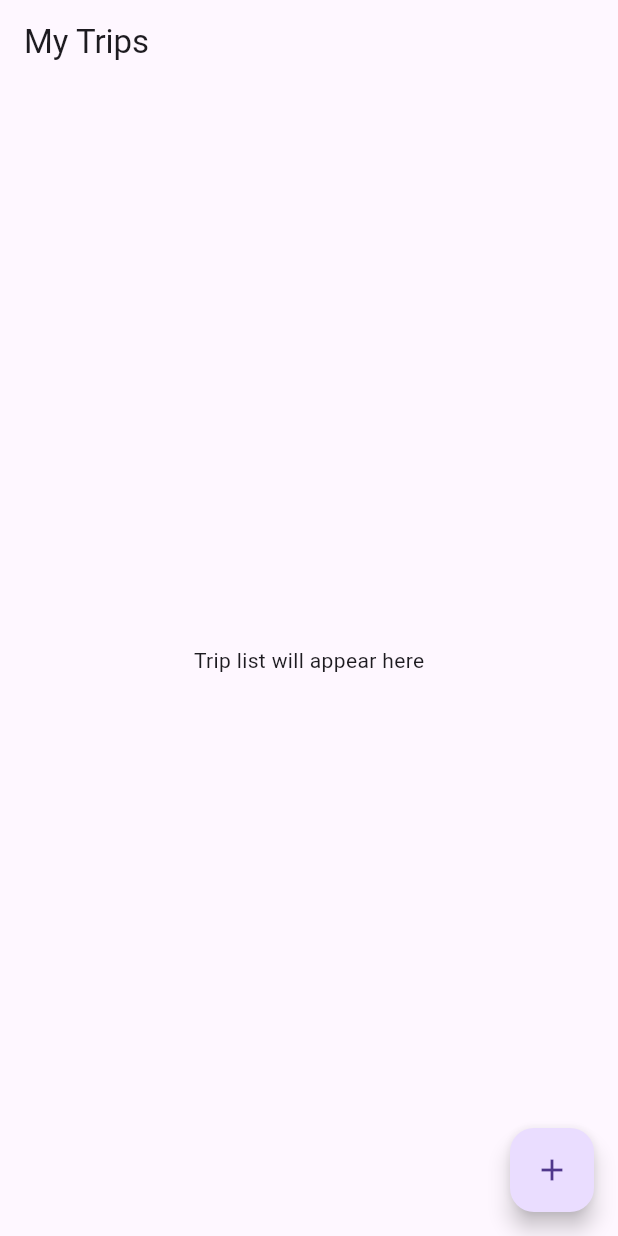
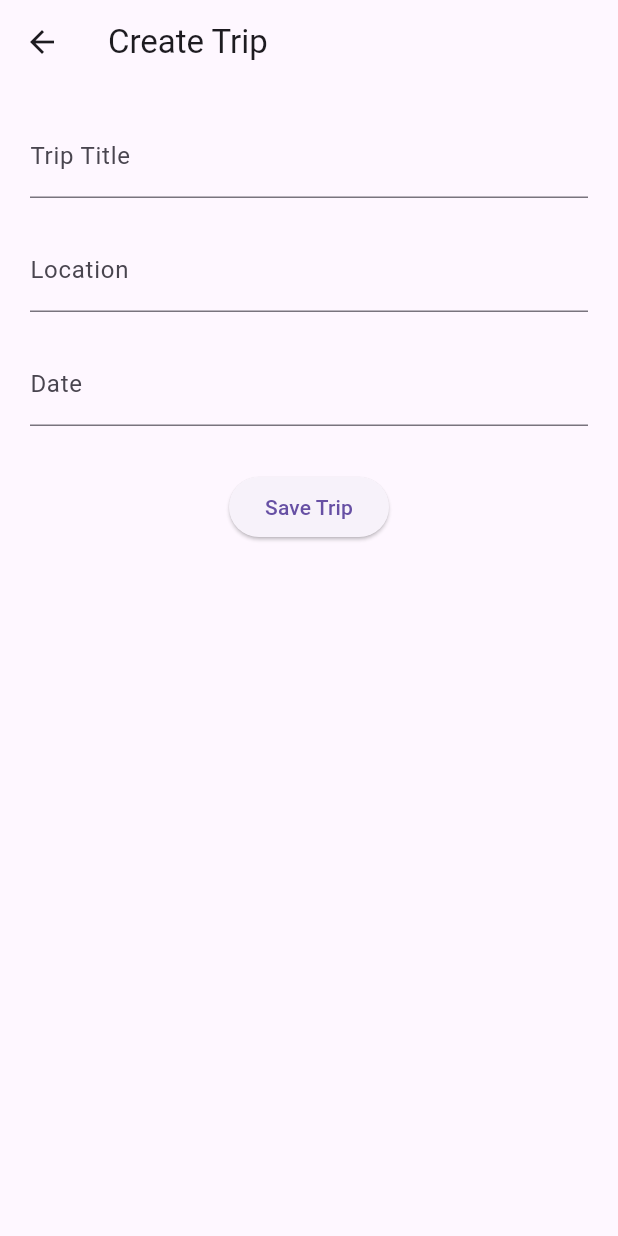
Before and after one commit to 1076dhruvi/travel-app, a Flutter app: the screen it shows after launch, after a tap on the "add" icon, on a phone screen of 412 x 824 dp. Run offline on Flutter 3.47's test engine with Material 3 defaults, Android fonts, the phone set to English and light mode, and no system bars; our stand-ins replace sqflite; accounts and stored records are empty.

Commit message:
Added trip dashboard feature

```diff
--- a/lib/main.dart
+++ b/lib/main.dart
@@ -15,7 +15,7 @@ class TripDashboardApp extends StatelessWidget {
       theme: ThemeData(
         primarySwatch: Colors.blue,
       ),
-      home: const DashboardScreen(),
+      home: Dashboard(),
     );
   }
 }
--- a/lib/screens/create_trip.dart
+++ b/lib/screens/create_trip.dart
@@ -0,0 +1,82 @@
+import 'package:flutter/material.dart';
+import '../models/trip.dart';
+import '../services/database_service.dart';
+
+class CreateTrip extends StatefulWidget {
+  const CreateTrip({super.key});
+
+  @override
+  State<CreateTrip> createState() => _CreateTripState();
+}
+
+class _CreateTripState extends State<CreateTrip> {
+
+  final TextEditingController titleController = TextEditingController();
+  final TextEditingController locationController = TextEditingController();
+  final TextEditingController dateController = TextEditingController();
+
+  Future<void> saveTrip() async {
+
+    final trip = Trip(
+      title: titleController.text,
+      location: locationController.text,
+      date: dateController.text,
+    );
+
+    await DatabaseService().insertTrip(trip);
+
+    Navigator.pop(context, true);
+  }
+
+  @override
+  Widget build(BuildContext context) {
+
+    return Scaffold(
+      appBar: AppBar(
+        title: const Text("Create Trip"),
+      ),
+
+      body: Padding(
+        padding: const EdgeInsets.all(20),
+
+        child: Column(
+          children: [
+
+            TextField(
+              controller: titleController,
+              decoration: const InputDecoration(
+                labelText: "Trip Title",
+              ),
+            ),
+
+            const SizedBox(height: 20),
+
+            TextField(
+              controller: locationController,
+              decoration: const InputDecoration(
+                labelText: "Location",
+              ),
+            ),
+
+            const SizedBox(height: 20),
+
+            TextField(
+              controller: dateController,
+              decoration: const InputDecoration(
+                labelText: "Date",
+              ),
+            ),
+
+            const SizedBox(height: 30),
+
+            ElevatedButton(
+              onPressed: saveTrip,
+              child: const Text("Save Trip"),
+            ),
+
+          ],
+        ),
+      ),
+    );
+  }
+}
--- a/lib/screens/dashboard.dart
+++ b/lib/screens/dashboard.dart
@@ -1,21 +1,91 @@
 import 'package:flutter/material.dart';
+import '../models/trip.dart';
+import '../services/database_service.dart';
+import 'trip_dashboard.dart';
+import 'create_trip.dart';
 
-class DashboardScreen extends StatelessWidget {
-  const DashboardScreen({super.key});
+class Dashboard extends StatefulWidget {
+  const Dashboard({super.key});
+
+  @override
+  State<Dashboard> createState() => _DashboardState();
+}
+
+class _DashboardState extends State<Dashboard> {
+
+  List<Trip> trips = [];
+
+  @override
+  void initState() {
+    super.initState();
+    loadTrips();
+  }
+
+  Future<void> loadTrips() async {
+
+    List<Trip> fetchedTrips = await DatabaseService().getTrips();
+
+    setState(() {
+      trips = fetchedTrips;
+    });
+
+  }
 
   @override
   Widget build(BuildContext context) {
+
     return Scaffold(
       appBar: AppBar(
         title: const Text("My Trips"),
       ),
-      body: const Center(
-        child: Text("Trip list will appear here"),
+
+      floatingActionButton: FloatingActionButton(
+        child: const Icon(Icons.add),
+        onPressed: () {
+          Navigator.push(
+            context,
+            MaterialPageRoute(
+              builder: (context) => const CreateTrip(),
+            ),
+          ).then((result) {
+            if (result == true) {
+              loadTrips();
+            }
+          });
+        },
       ),
-      floatingActionButton: FloatingActionButton(
-        onPressed: () {},
-        child: const Icon(Icons.add),
+
+      body: trips.isEmpty
+          ? const Center(child: Text("No Trips Yet"))
+
+          : ListView.builder(
+        itemCount: trips.length,
+        itemBuilder: (context, index) {
+
+          final trip = trips[index];
+
+          return Card(
+            margin: const EdgeInsets.all(10),
+
+            child: ListTile(
+              title: Text(trip.title),
+              subtitle: Text("${trip.location} - ${trip.date}"),
+
+              onTap: () {
+                Navigator.push(
+                  context,
+                  MaterialPageRoute(
+                    builder: (context) =>
+                        TripDashboard(trip: trip),
+                  ),
+                );
+              },
+            ),
+          );
+
+        },
       ),
     );
+
   }
 }
--- a/lib/screens/trip_dashboard.dart
+++ b/lib/screens/trip_dashboard.dart
@@ -0,0 +1,21 @@
+import 'package:flutter/material.dart';
+import '../models/trip.dart';
+
+class TripDashboard extends StatelessWidget {
+
+  final Trip trip;
+
+  const TripDashboard({super.key, required this.trip});
+
+  @override
+  Widget build(BuildContext context) {
+    return Scaffold(
+      appBar: AppBar(
+        title: Text(trip.title),
+      ),
+      body: Center(
+        child: Text("Trip Dashboard"),
+      ),
+    );
+  }
+}
```
